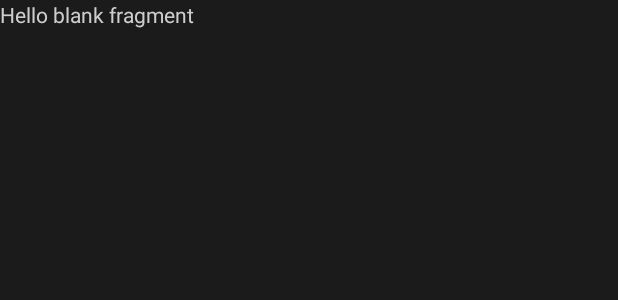
After one commit to Ghost-Reborn/WanPisu, an Android app: the layout fragment_server.xml on its own in the app's theme, with its tools: preview values and no code run, on a phone screen of 412 x 824 dp. The commit adds this screen. Shown: the top 300 px of the screen. Run offline under Robolectric (Android 15) with nearby library versions, the phone set to English and light mode, and no system bars.

Commit message:
Update AGP

```diff
--- a/app/src/main/java/in/ghostreborn/wanpisu/parser/ServerParser/SakParser.java
+++ b/app/src/main/java/in/ghostreborn/wanpisu/parser/ServerParser/SakParser.java
@@ -36,6 +36,11 @@ public class SakParser {
             for (int i = 0; i < links.length(); i++) {
                 String link = links.getJSONObject(i)
                         .getString("link");
+
+                if (link.contains("dropbox")){
+                    link = link + " - DropBox";
+                }
+
                 out.append(link).append("\n\n");
             }
         } catch (JSONException e) {
--- a/app/src/main/java/in/ghostreborn/wanpisu/parser/ServerParser/UvMp4Parser.java
+++ b/app/src/main/java/in/ghostreborn/wanpisu/parser/ServerParser/UvMp4Parser.java
@@ -2,6 +2,8 @@ package in.ghostreborn.wanpisu.parser.ServerParser;
 
 import static in.ghostreborn.wanpisu.constants.WanPisuConstants.AGENT;
 import static in.ghostreborn.wanpisu.constants.WanPisuConstants.ALL_ANIME_REFER;
+
+import android.util.Log;
 
 import org.json.JSONArray;
 import org.json.JSONException;
@@ -17,6 +19,8 @@ public class UvMp4Parser {
 
     public static String parseUvMp4(String url) {
         OkHttpClient client = new OkHttpClient();
+
+        Log.e("TAG", "Error: " + url);
 
         Request request = new Request.Builder().url(url).header("Referer", ALL_ANIME_REFER).header("Cipher", "AES256-SHA256").header("User-Agent", AGENT).build();
         String rawJson = "NULL";
@@ -39,7 +43,7 @@ public class UvMp4Parser {
                 out.append(link).append("\n\n");
             }
         } catch (JSONException e) {
-            throw new RuntimeException(e);
+            return rawJson;
         }
 
         return out.toString();
--- /dev/null
+++ b/app/src/main/res/layout/fragment_server.xml
@@ -0,0 +1,14 @@
+<?xml version="1.0" encoding="utf-8"?>
+<FrameLayout xmlns:android="http://schemas.android.com/apk/res/android"
+    xmlns:tools="http://schemas.android.com/tools"
+    android:layout_width="match_parent"
+    android:layout_height="match_parent"
+    tools:context=".fragment.ServerFragment">
+
+    <!-- TODO: Update blank fragment layout -->
+    <TextView
+        android:layout_width="match_parent"
+        android:layout_height="match_parent"
+        android:text="@string/hello_blank_fragment" />
+
+</FrameLayout>
--- a/build.gradle
+++ b/build.gradle
@@ -1,5 +1,5 @@
 // Top-level build file where you can add configuration options common to all sub-projects/modules.
 plugins {
-    id 'com.android.application' version '8.3.2' apply false
-    id 'com.android.library' version '8.3.2' apply false
+    id 'com.android.application' version '8.4.0' apply false
+    id 'com.android.library' version '8.4.0' apply false
 }
```
Also changed, not shown: app/src/main/java/in/ghostreborn/wanpisu/fragment/ServerFragment.java (added, +65 -0 lines), app/src/main/java/in/ghostreborn/wanpisu/fragment/TestFragment.java (+1 -6 lines), app/src/main/java/in/ghostreborn/wanpisu/parser/ServerParser/LufMp4Parser.java (+5 -3 lines), gradle/wrapper/gradle-wrapper.properties.
